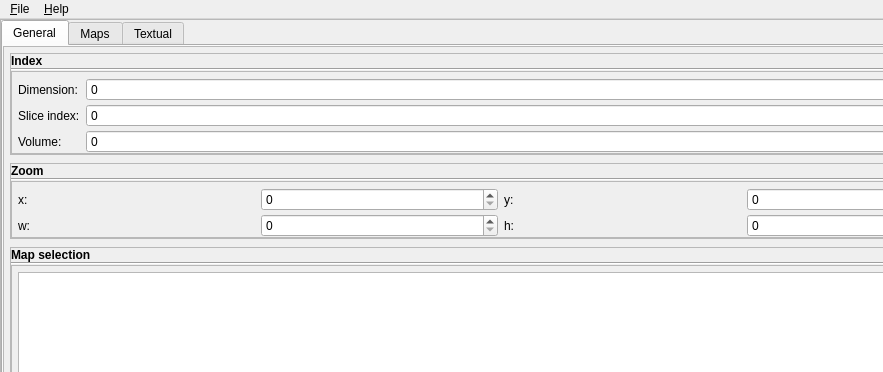
robbert-harms/MDT, file mdt/data/qt_designs/maps_visualizer/MainWindow.ui: the form before one commit; both pictures show x 0 to 883 and y 0 to 372 of the 1000 by 750 pixel window.
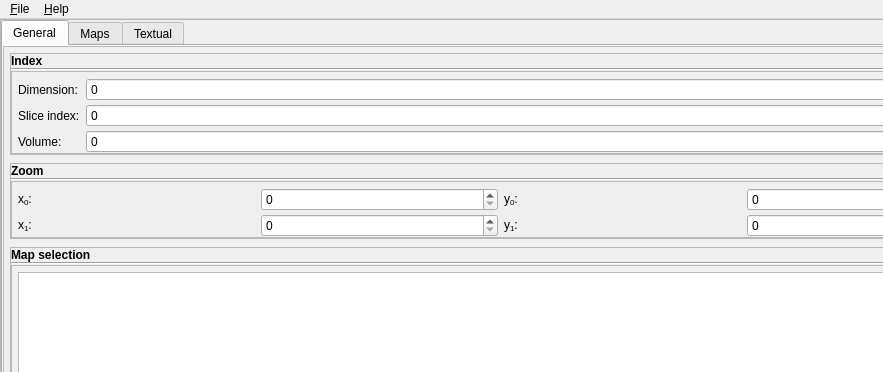
The form after the commit. Icons and pictures are not drawn. Custom widgets are drawn as their Qt base class.

```diff
--- a/mdt/data/qt_designs/maps_visualizer/MainWindow.ui
+++ b/mdt/data/qt_designs/maps_visualizer/MainWindow.ui
@@ -331,7 +331,7 @@
                          <item row="1" column="0">
                           <widget class="QLabel" name="label_20">
                            <property name="text">
-                            <string>x:</string>
+                            <string>&lt;html&gt;&lt;head/&gt;&lt;body&gt;&lt;p&gt;x&lt;span style=&quot; vertical-align:sub;&quot;&gt;0&lt;/span&gt;:&lt;/p&gt;&lt;/body&gt;&lt;/html&gt;</string>
                            </property>
                           </widget>
                          </item>
@@ -341,7 +341,7 @@
                          <item row="1" column="2">
                           <widget class="QLabel" name="label_19">
                            <property name="text">
-                            <string>y:</string>
+                            <string>y&lt;sub&gt;0&lt;/sub&gt;:</string>
                            </property>
                           </widget>
                          </item>
@@ -354,14 +354,14 @@
                          <item row="5" column="2">
                           <widget class="QLabel" name="label_18">
                            <property name="text">
-                            <string>h:</string>
+                            <string>y&lt;sub&gt;1&lt;/sub&gt;:</string>
                            </property>
                           </widget>
                          </item>
                          <item row="5" column="0">
                           <widget class="QLabel" name="label_12">
                            <property name="text">
-                            <string>w:</string>
+                            <string>x&lt;sub&gt;1&lt;/sub&gt;:</string>
                            </property>
                           </widget>
                          </item>
```
